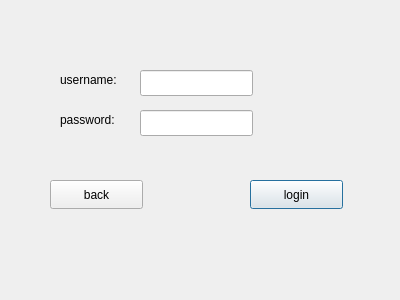
mobinaebrahim/Slay-The-Spire, file loginpage.ui: the form before one commit.
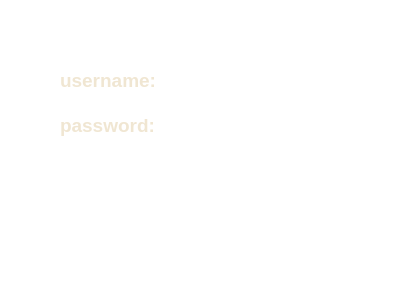
The form after the commit. Icons and pictures are not drawn.

Diff of the .ui file:
```diff
--- a/loginpage.ui
+++ b/loginpage.ui
@@ -13,15 +13,32 @@
   <property name="windowTitle">
    <string>Dialog</string>
   </property>
+  <property name="styleSheet">
+   <string notr="true">QDialog {
+    background: transparent;
+    border-image: url(:/assets/login-register-menu/confirm.png) 0 0 0 0 stretch stretch;
+
+}</string>
+  </property>
   <widget class="QLabel" name="label_username">
    <property name="geometry">
     <rect>
      <x>60</x>
      <y>70</y>
-     <width>71</width>
-     <height>20</height>
+     <width>121</width>
+     <height>21</height>
     </rect>
    </property>
+   <property name="styleSheet">
+    <string notr="true">QLabel {
+    color: #f0e6d2;
+    font-size: 14pt;
+    font-weight: bold;
+    background: transparent;
+}
+
+</string>
+   </property>
    <property name="text">
     <string>username:</string>
    </property>
@@ -31,10 +48,18 @@
     <rect>
      <x>60</x>
      <y>110</y>
-     <width>81</width>
-     <height>20</height>
+     <width>121</width>
+     <height>31</height>
     </rect>
    </property>
+   <property name="styleSheet">
+    <string notr="true">QLabel {
+    color: #f0e6d2;
+    font-size: 14pt;
+    font-weight: bold;
+    background: transparent;
+}</string>
+   </property>
    <property name="text">
     <string>password:</string>
    </property>
@@ -42,22 +67,40 @@
   <widget class="QLineEdit" name="lineEdit_username">
    <property name="geometry">
     <rect>
-     <x>140</x>
-     <y>70</y>
-     <width>113</width>
-     <height>26</height>
+     <x>170</x>
+     <y>30</y>
+     <width>131</width>
+     <height>101</height>
     </rect>
    </property>
+   <property name="styleSheet">
+    <string notr="true">QLineEdit {
+    border-image: url(:/assets/login-register-menu/nameBox.png) 0 0 0 0 stretch stretch;
+    border: none;
+    color: white;
+    font-weight: bold;
+    padding: 8px;
+}</string>
+   </property>
   </widget>
   <widget class="QLineEdit" name="lineEdit_password">
    <property name="geometry">
     <rect>
-     <x>140</x>
-     <y>110</y>
-     <width>113</width>
-     <height>26</height>
+     <x>170</x>
+     <y>80</y>
+     <width>131</width>
+     <height>91</height>
     </rect>
    </property>
+   <property name="styleSheet">
+    <string notr="true">QLineEdit {
+    border-image: url(:/assets/login-register-menu/nameBox.png) 0 0 0 0 stretch stretch;
+    border: none;
+    color: white;
+    font-weight: bold;
+    padding: 8px;
+}</string>
+   </property>
    <property name="echoMode">
     <enum>QLineEdit::EchoMode::Password</enum>
    </property>
@@ -65,12 +108,21 @@
   <widget class="QPushButton" name="login_button">
    <property name="geometry">
     <rect>
-     <x>250</x>
-     <y>180</y>
-     <width>93</width>
-     <height>29</height>
+     <x>260</x>
+     <y>170</y>
+     <width>141</width>
+     <height>61</height>
     </rect>
    </property>
+   <property name="styleSheet">
+    <string notr="true">QPushButton {
+    border-image: url(:/assets/login-register-menu/yes.png) 0 0 0 0 stretch stretch;
+    border: none;
+    color: white;
+    font-weight: bold;
+}
+</string>
+   </property>
    <property name="text">
     <string>login</string>
    </property>
@@ -78,12 +130,20 @@
   <widget class="QPushButton" name="back_button">
    <property name="geometry">
     <rect>
-     <x>50</x>
-     <y>180</y>
-     <width>93</width>
-     <height>29</height>
+     <x>0</x>
+     <y>170</y>
+     <width>131</width>
+     <height>61</height>
     </rect>
    </property>
+   <property name="styleSheet">
+    <string notr="true">QPushButton {
+    border-image: url(:/assets/login-register-menu/no.png) 0 0 0 0 stretch stretch;
+    border: none;
+    color: white;
+    font-weight: bold;
+}</string>
+   </property>
    <property name="text">
     <string>back</string>
    </property>
```
